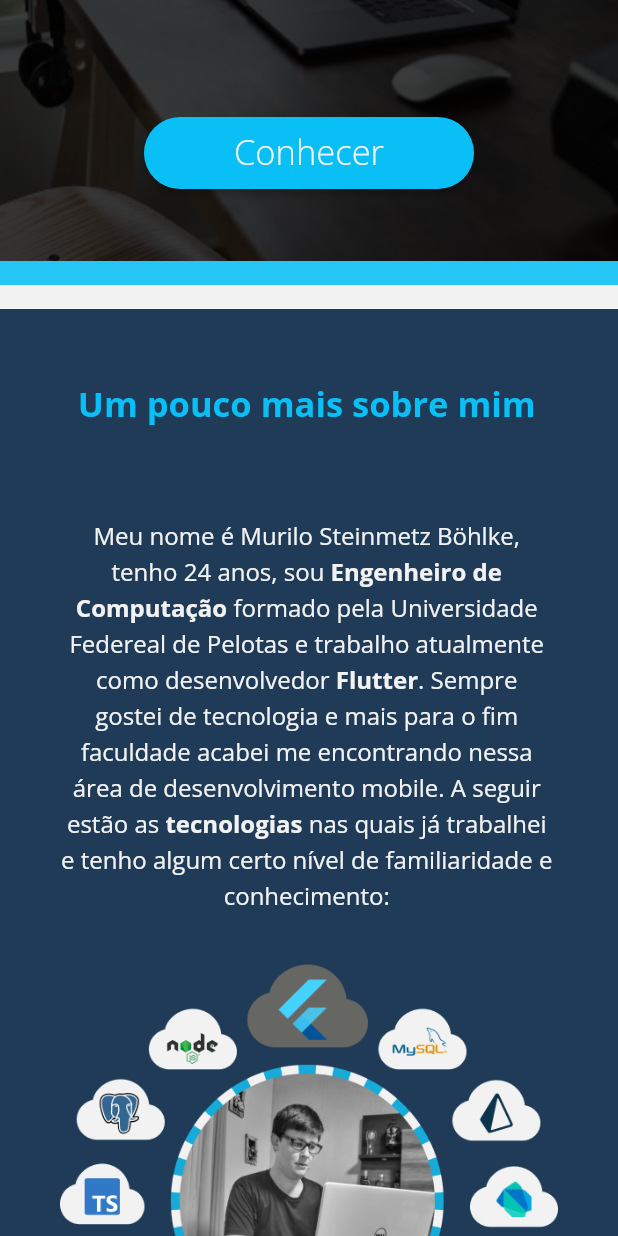
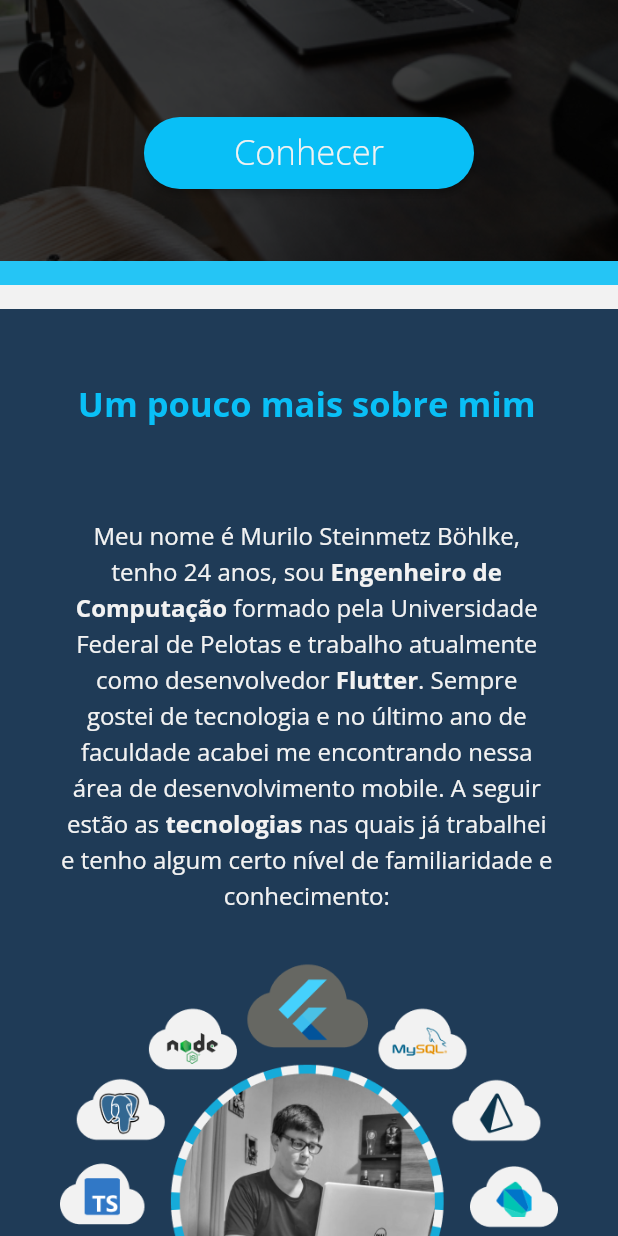
Before and after one commit to murilobohlke/personal-site, a Flutter app: the screen it shows after launch, scrolled down 576 dp, on a phone screen of 412 x 824 dp. Run offline on Flutter 3.47's test engine with Material 2 defaults, Android fonts, the phone set to English and light mode, and no system bars; our stand-ins replace carousel_slider, dotted_line, font_awesome_flutter, google_fonts, lottie; project files that could hold a hidden picture were left out.

```diff
--- a/site/lib/core/site_texts.dart
+++ b/site/lib/core/site_texts.dart
@@ -3,10 +3,10 @@ class SiteTexts {
       'Meu nome é Murilo Steinmetz Böhlke, tenho 24 anos, sou ';
   static const String page2Text2 = 'Engenheiro de Computação';
   static const String page2Text3 =
-      ' formado pela Universidade Federeal de Pelotas e trabalho atualmente como desenvolvedor ';
+      ' formado pela Universidade Federal de Pelotas e trabalho atualmente como desenvolvedor ';
   static const String page2Text4 = 'Flutter';
   static const String page2Text5 =
-      '. Sempre gostei de tecnologia e mais para o fim faculdade acabei me encontrando nessa área de desenvolvimento mobile. A seguir estão as ';
+      '. Sempre gostei de tecnologia e no último ano de faculdade acabei me encontrando nessa área de desenvolvimento mobile. A seguir estão as ';
   static const String page2Text6 = 'tecnologias';
   static const String page2Text7 =
       ' nas quais já trabalhei e tenho algum certo nível de familiaridade e conhecimento:';
--- a/site/lib/data/dummy/job_dummy.dart
+++ b/site/lib/data/dummy/job_dummy.dart
@@ -23,6 +23,6 @@ final jobDummy = [
     profession: 'Desenvolvedor Flutter',
     time: 'NOV 2021 - presente',
     description:
-        'Atualmente trabalho diariamente com Flutter. A mundança para essa empresa foi um grande marco na minha carreira para me tornar um profissional melhor. Aprendi a trabalhar com gerência de estados mais poderosa, testes, animações, injeção de dependências e Flutter Web. Nessa empresa também experimentei e trabalhei um pouco com backend.',
+        'Atualmente trabalho diariamente com Flutter. A mudança para essa empresa foi um grande marco na minha carreira para me tornar um profissional melhor. Aprendi a trabalhar com gerência de estados mais poderosa, testes, animações, injeção de dependências e Flutter Web. Nessa empresa também experimentei e trabalhei um pouco com backend.',
   ),
 ];
```
Also changed, not shown: 6 other files.
